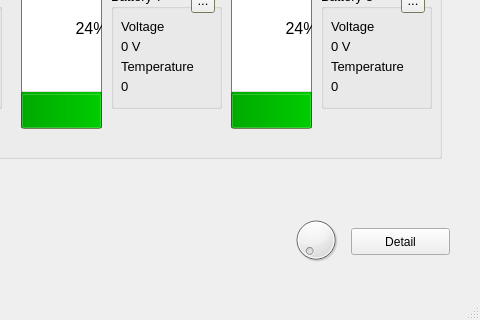
Above: interface.ui from huseinaji/Python-HMI-Battery-Charger before the change; both pictures show x 449 to 929 and y 312 to 632 of the 929 by 632 pixel window. Below: the same form after it.
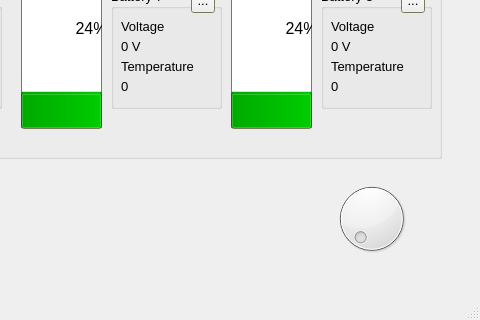
That is the form after the change.

```diff
--- a/interface.ui
+++ b/interface.ui
@@ -1374,26 +1374,13 @@
        </property>
       </widget>
      </widget>
-     <widget class="QPushButton" name="pushButton">
-      <property name="geometry">
-       <rect>
-        <x>790</x>
-        <y>530</y>
-        <width>99</width>
-        <height>27</height>
-       </rect>
-      </property>
-      <property name="text">
-       <string>Detail</string>
-      </property>
-     </widget>
      <widget class="QDial" name="dial">
       <property name="geometry">
        <rect>
-        <x>730</x>
-        <y>510</y>
-        <width>50</width>
-        <height>64</height>
+        <x>770</x>
+        <y>480</y>
+        <width>81</width>
+        <height>81</height>
        </rect>
       </property>
      </widget>
```
